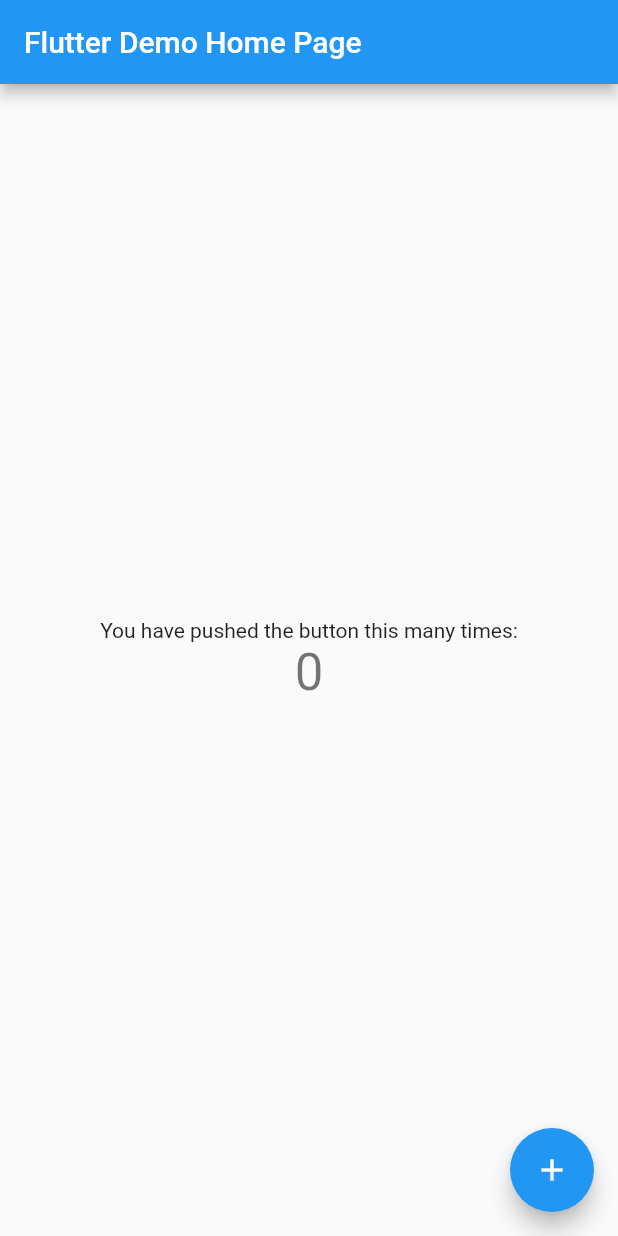
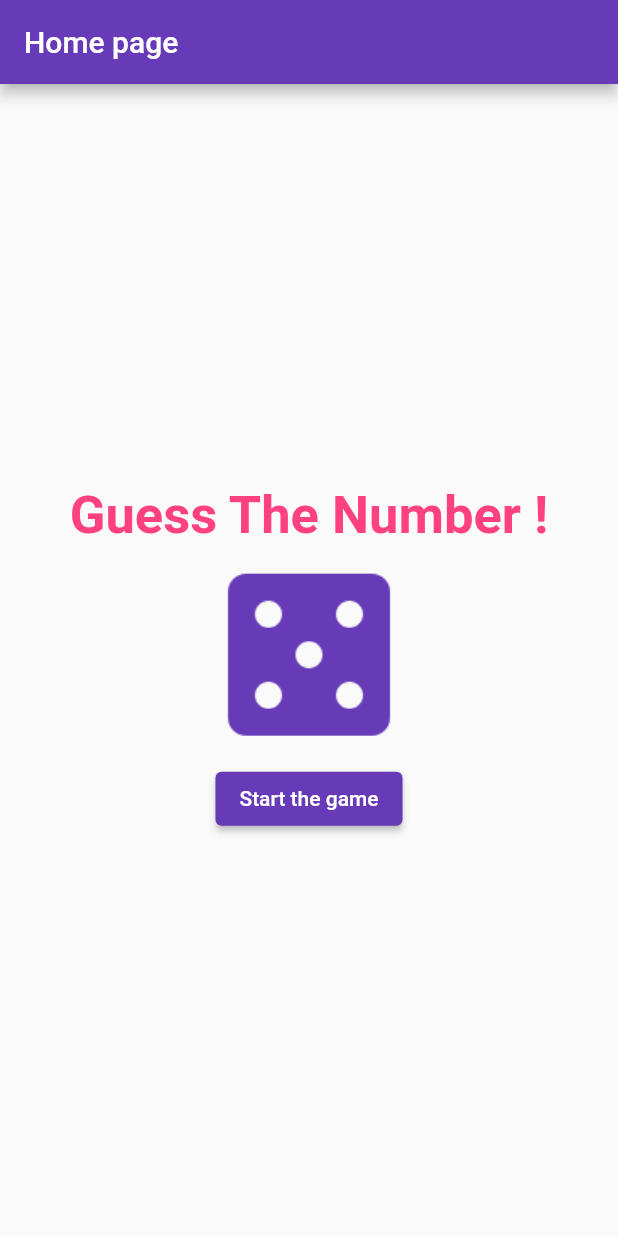
Before and after one commit to Sdrs81/Number_Guessing_Game-Flutter, a Flutter app: the screen it shows after launch, on a phone screen of 412 x 824 dp. Run offline on Flutter 3.47's test engine with Material 2 defaults, Android fonts, the phone set to English and light mode, and no system bars.

Commit message:
Main functions of app have been added

```diff
--- a/lib/main.dart
+++ b/lib/main.dart
@@ -1,4 +1,5 @@
 import 'package:flutter/material.dart';
+import 'package:flutter_number_guessing_game/GuessingPage.dart';
 
 void main() {
   runApp(const MyApp());
@@ -7,109 +8,48 @@ void main() {
 class MyApp extends StatelessWidget {
   const MyApp({super.key});
 
-  // This widget is the root of your application.
   @override
   Widget build(BuildContext context) {
     return MaterialApp(
       title: 'Flutter Demo',
+      debugShowCheckedModeBanner: false,
       theme: ThemeData(
-        // This is the theme of your application.
-        //
-        // Try running your application with "flutter run". You'll see the
-        // application has a blue toolbar. Then, without quitting the app, try
-        // changing the primarySwatch below to Colors.green and then invoke
-        // "hot reload" (press "r" in the console where you ran "flutter run",
-        // or simply save your changes to "hot reload" in a Flutter IDE).
-        // Notice that the counter didn't reset back to zero; the application
-        // is not restarted.
-        primarySwatch: Colors.blue,
+        primarySwatch: Colors.deepPurple,
       ),
-      home: const MyHomePage(title: 'Flutter Demo Home Page'),
+      home: Anasayfa(),
     );
   }
 }
 
-class MyHomePage extends StatefulWidget {
-  const MyHomePage({super.key, required this.title});
-
-  // This widget is the home page of your application. It is stateful, meaning
-  // that it has a State object (defined below) that contains fields that affect
-  // how it looks.
-
-  // This class is the configuration for the state. It holds the values (in this
-  // case the title) provided by the parent (in this case the App widget) and
-  // used by the build method of the State. Fields in a Widget subclass are
-  // always marked "final".
-
-  final String title;
+class Anasayfa extends StatefulWidget {
 
   @override
-  State<MyHomePage> createState() => _MyHomePageState();
+  State<Anasayfa> createState() => _AnasayfaState();
 }
 
-class _MyHomePageState extends State<MyHomePage> {
-  int _counter = 0;
-
-  void _incrementCounter() {
-    setState(() {
-      // This call to setState tells the Flutter framework that something has
-      // changed in this State, which causes it to rerun the build method below
-      // so that the display can reflect the updated values. If we changed
-      // _counter without calling setState(), then the build method would not be
-      // called again, and so nothing would appear to happen.
-      _counter++;
-    });
-  }
+class _AnasayfaState extends State<Anasayfa> {
 
   @override
   Widget build(BuildContext context) {
-    // This method is rerun every time setState is called, for instance as done
-    // by the _incrementCounter method above.
-    //
-    // The Flutter framework has been optimized to make rerunning build methods
-    // fast, so that you can just rebuild anything that needs updating rather
-    // than having to individually change instances of widgets.
     return Scaffold(
       appBar: AppBar(
-        // Here we take the value from the MyHomePage object that was created by
-        // the App.build method, and use it to set our appbar title.
-        title: Text(widget.title),
+        title: Text("Home page",),
       ),
       body: Center(
-        // Center is a layout widget. It takes a single child and positions it
-        // in the middle of the parent.
         child: Column(
-          // Column is also a layout widget. It takes a list of children and
-          // arranges them vertically. By default, it sizes itself to fit its
-          // children horizontally, and tries to be as tall as its parent.
-          //
-          // Invoke "debug painting" (press "p" in the console, choose the
-          // "Toggle Debug Paint" action from the Flutter Inspector in Android
-          // Studio, or the "Toggle Debug Paint" command in Visual Studio Code)
-          // to see the wireframe for each widget.
-          //
-          // Column has various properties to control how it sizes itself and
-          // how it positions its children. Here we use mainAxisAlignment to
-          // center the children vertically; the main axis here is the vertical
-          // axis because Columns are vertical (the cross axis would be
-          // horizontal).
           mainAxisAlignment: MainAxisAlignment.center,
-          children: <Widget>[
-            const Text(
-              'You have pushed the button this many times:',
-            ),
-            Text(
-              '$_counter',
-              style: Theme.of(context).textTheme.headline4,
+          children: [
+            Text("Guess The Number !",style: TextStyle(fontSize: 35,fontWeight: FontWeight.bold,color: Colors.pinkAccent),),
+            Image.asset("images/zar_resim.png",color: Colors.deepPurple,),
+            ElevatedButton(
+              child: Text("Start the game"),
+              onPressed: (){
+                Navigator.push(context, MaterialPageRoute(builder: (context) => GuessingPage()));
+              },
             ),
           ],
         ),
       ),
-      floatingActionButton: FloatingActionButton(
-        onPressed: _incrementCounter,
-        tooltip: 'Increment',
-        child: const Icon(Icons.add),
-      ), // This trailing comma makes auto-formatting nicer for build methods.
     );
   }
 }
--- a/pubspec.yaml
+++ b/pubspec.yaml
@@ -60,8 +60,8 @@ flutter:
   uses-material-design: true
 
   # To add assets to your application, add an assets section, like this:
-  # assets:
-  #   - images/a_dot_burr.jpeg
+  assets:
+    - images/
   #   - images/a_dot_ham.jpeg
 
   # An image asset can refer to one or more resolution-specific "variants", see
```
Also changed, not shown: lib/GuessingPage.dart (added, +93 -0 lines), lib/ResultPage.dart (added, +36 -0 lines), images/mutlu_resim.png (added), images/uzgun_resim.png (added), images/zar_resim.png (added).
